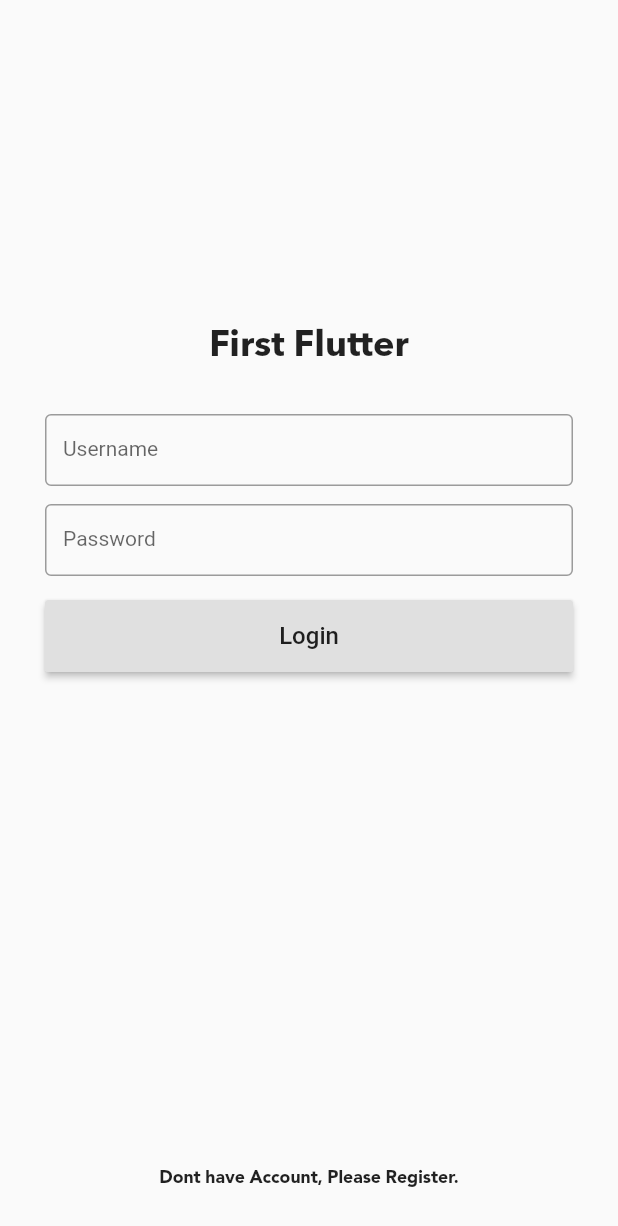
After one commit to ioacode/FirstFlutter, a Flutter app: the LoginClass screen opened directly, on a phone screen of 412 x 824 dp. The commit adds this screen. Shown: the top 1226 px of the screen. Run offline on Flutter 3.47's test engine with Material 2 defaults, Android fonts, the phone set to English and light mode, and no system bars; our stand-ins replace carousel_slider; Roboto replaces fonts that are missing (Avelir).

Commit message:
Login Container

```diff
--- /dev/null
+++ b/lib/login.dart
@@ -0,0 +1,89 @@
+import 'package:flutter/material.dart';
+
+class LoginClass extends StatelessWidget {
+  @override
+  Widget build(BuildContext context) {
+    var titleRegister = Text(
+      "Dont have Account, Please Register.",
+      style: TextStyle(fontFamily: "SultanNahia", fontSize: 16),
+    );
+
+    var titleLogin = Text("First Flutter", style: TextStyle(fontFamily: "AvenirBold", fontSize: 24),);
+
+    var fieldusername = TextField( decoration: InputDecoration(
+      border: OutlineInputBorder(),
+      labelText: 'Username',
+      labelStyle:TextStyle(fontFamily: "Avelir", fontSize: 14)
+      ),
+      );
+
+    var fieldpassword = TextField(
+      obscureText: true,
+      decoration: InputDecoration( border: OutlineInputBorder(),
+      labelText: 'Password',
+      labelStyle:TextStyle(fontFamily: "Avelir", fontSize: 14)
+      ),
+      );
+
+
+    var buttonLogin = RaisedButton(
+          onPressed: () {},
+          child: const Text(
+            'Login',
+            style: TextStyle(fontFamily: "Avelir", fontSize: 16)
+          ),
+        );
+
+    var containerLogin = Container(
+        child: Column(children: <Widget>[
+          Container(
+            height: 48.0,
+            child: titleLogin
+            ),
+          SizedBox(height: 12),
+          Container(
+            height: 48.0,
+            child: fieldusername
+            ),
+          SizedBox(height: 12),
+          Container(
+            height: 48.0,
+            child: fieldpassword
+            ),
+          SizedBox(height: 16),
+          Container(
+            height: 48.0,
+            width: MediaQuery.of(context).size.width,
+            child: buttonLogin
+            ),
+    ]));
+
+    return Scaffold(
+      body: Column(
+        crossAxisAlignment: CrossAxisAlignment.stretch,
+        children: <Widget>[
+          Expanded(
+              child: Container(
+            alignment: Alignment.center,
+            width: MediaQuery.of(context).size.width,
+            child: Center(
+              child: Container(
+                margin: EdgeInsets.symmetric(horizontal: 30),
+                height: MediaQuery.of(context).size.width-100,
+                child: containerLogin,
+              ),
+            )
+            ),
+          ),
+          Align(
+            alignment: Alignment.bottomCenter,
+            child: Container(
+              height: 80,
+              child: Center(child: titleRegister),
+            ),
+          )
+        ],
+      ),
+    );
+  }
+}
```
Also changed, not shown: lib/main.dart (+52 -201 lines), 1 other file.
